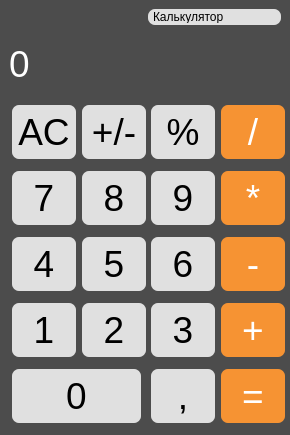
Sergeras1/calculator-for-Qt, file mainwindow.ui: the form before one commit.
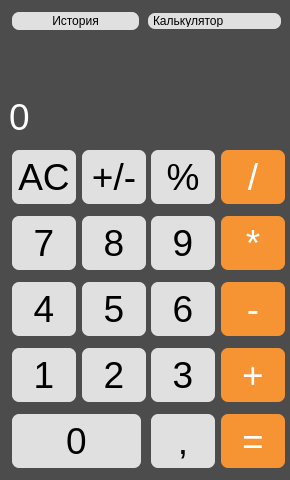
The form after the commit.

Diff of the .ui file:
```diff
--- a/mainwindow.ui
+++ b/mainwindow.ui
@@ -10,13 +10,13 @@
     <x>0</x>
     <y>0</y>
     <width>290</width>
-    <height>435</height>
+    <height>480</height>
    </rect>
   </property>
   <property name="minimumSize">
    <size>
     <width>290</width>
-    <height>420</height>
+    <height>460</height>
    </size>
   </property>
   <property name="windowTitle">
@@ -29,576 +29,27 @@
   </property>
   <widget class="QWidget" name="centralwidget">
    <layout class="QGridLayout" name="gridLayout">
-    <item row="1" column="0" colspan="4">
-     <widget class="QLabel" name="result">
+    <item row="0" column="0" colspan="2">
+     <widget class="QPushButton" name="historiBtn">
       <property name="minimumSize">
        <size>
-        <width>267</width>
-        <height>61</height>
+        <width>0</width>
+        <height>24</height>
        </size>
       </property>
-      <property name="maximumSize">
-       <size>
-        <width>200000</width>
-        <height>80</height>
-       </size>
-      </property>
-      <property name="font">
-       <font>
-        <pointsize>28</pointsize>
-       </font>
-      </property>
       <property name="styleSheet">
-       <string notr="true">background-color: rgb(76, 76, 76);
-color: rgb(255, 255, 255)</string>
-      </property>
-      <property name="text">
-       <string>0</string>
-      </property>
-     </widget>
-    </item>
-    <item row="2" column="0">
-     <widget class="QPushButton" name="delBtn">
-      <property name="minimumSize">
-       <size>
-        <width>70</width>
-        <height>60</height>
-       </size>
-      </property>
-      <property name="maximumSize">
-       <size>
-        <width>16777215</width>
-        <height>16777215</height>
-       </size>
-      </property>
-      <property name="font">
-       <font>
-        <pointsize>28</pointsize>
-       </font>
-      </property>
-      <property name="styleSheet">
        <string notr="true">QPushButton{
 background-color: rgb(224, 224, 224);
 color: rgb(0, 0, 0);
 margin: 3px;
+ border-radius: 7px;
 }
 QPushButton:pressed{
 background-color:  rgb(118, 118, 118);
 }</string>
       </property>
       <property name="text">
-       <string>AC</string>
-      </property>
-     </widget>
-    </item>
-    <item row="2" column="1">
-     <widget class="QPushButton" name="reversBtn">
-      <property name="minimumSize">
-       <size>
-        <width>70</width>
-        <height>60</height>
-       </size>
-      </property>
-      <property name="font">
-       <font>
-        <pointsize>28</pointsize>
-       </font>
-      </property>
-      <property name="styleSheet">
-       <string notr="true">QPushButton{
-background-color: rgb(224, 224, 224);
-color: rgb(0, 0, 0);
-margin: 3px;
-}
-QPushButton:pressed{
-background-color:  rgb(118, 118, 118);
-}</string>
-      </property>
-      <property name="text">
-       <string>+/-</string>
-      </property>
-     </widget>
-    </item>
-    <item row="2" column="2">
-     <widget class="QPushButton" name="procentBtn">
-      <property name="minimumSize">
-       <size>
-        <width>70</width>
-        <height>60</height>
-       </size>
-      </property>
-      <property name="font">
-       <font>
-        <pointsize>28</pointsize>
-       </font>
-      </property>
-      <property name="styleSheet">
-       <string notr="true">QPushButton{
-background-color: rgb(224, 224, 224);
-color: rgb(0, 0, 0);
-margin: 3px;
-}
-QPushButton:pressed{
-background-color:  rgb(118, 118, 118);
-}</string>
-      </property>
-      <property name="text">
-       <string>%</string>
-      </property>
-     </widget>
-    </item>
-    <item row="2" column="3">
-     <widget class="QPushButton" name="divisBtn">
-      <property name="minimumSize">
-       <size>
-        <width>70</width>
-        <height>60</height>
-       </size>
-      </property>
-      <property name="font">
-       <font>
-        <pointsize>28</pointsize>
-       </font>
-      </property>
-      <property name="styleSheet">
-       <string notr="true">QPushButton{
-background-color: rgb(246, 147, 51);
-color: rgb(255, 255, 255);
-margin: 3px;
-}
-QPushButton:pressed{
-background-color:  rgb(118, 118, 118);
-}</string>
-      </property>
-      <property name="text">
-       <string>/</string>
-      </property>
-     </widget>
-    </item>
-    <item row="3" column="0">
-     <widget class="QPushButton" name="btn7">
-      <property name="minimumSize">
-       <size>
-        <width>70</width>
-        <height>60</height>
-       </size>
-      </property>
-      <property name="font">
-       <font>
-        <pointsize>28</pointsize>
-       </font>
-      </property>
-      <property name="styleSheet">
-       <string notr="true">QPushButton{
-background-color: rgb(224, 224, 224);
-color: rgb(0, 0, 0);
-margin: 3px;
-}
-QPushButton:pressed{
-background-color:  rgb(118, 118, 118);
-}</string>
-      </property>
-      <property name="text">
-       <string>7</string>
-      </property>
-     </widget>
-    </item>
-    <item row="3" column="1">
-     <widget class="QPushButton" name="btn8">
-      <property name="minimumSize">
-       <size>
-        <width>70</width>
-        <height>60</height>
-       </size>
-      </property>
-      <property name="font">
-       <font>
-        <pointsize>28</pointsize>
-       </font>
-      </property>
-      <property name="styleSheet">
-       <string notr="true">QPushButton{
-background-color: rgb(224, 224, 224);
-color: rgb(0, 0, 0);
-margin: 3px;
-}
-QPushButton:pressed{
-background-color:  rgb(118, 118, 118);
-}</string>
-      </property>
-      <property name="text">
-       <string>8</string>
-      </property>
-     </widget>
-    </item>
-    <item row="3" column="2">
-     <widget class="QPushButton" name="btn9">
-      <property name="minimumSize">
-       <size>
-        <width>70</width>
-        <height>60</height>
-       </size>
-      </property>
-      <property name="font">
-       <font>
-        <pointsize>28</pointsize>
-       </font>
-      </property>
-      <property name="styleSheet">
-       <string notr="true">QPushButton{
-background-color: rgb(224, 224, 224);
-color: rgb(0, 0, 0);
-margin: 3px;
-}
-QPushButton:pressed{
-background-color:  rgb(118, 118, 118);
-}</string>
-      </property>
-      <property name="text">
-       <string>9</string>
-      </property>
-     </widget>
-    </item>
-    <item row="3" column="3">
-     <widget class="QPushButton" name="multBtn">
-      <property name="minimumSize">
-       <size>
-        <width>70</width>
-        <height>60</height>
-       </size>
-      </property>
-      <property name="font">
-       <font>
-        <pointsize>28</pointsize>
-       </font>
-      </property>
-      <property name="styleSheet">
-       <string notr="true">QPushButton{
-background-color: rgb(246, 147, 51);
-color: rgb(255, 255, 255);
-margin: 3px;
-}
-QPushButton:pressed{
-background-color:  rgb(118, 118, 118);
-}</string>
-      </property>
-      <property name="text">
-       <string>*</string>
-      </property>
-     </widget>
-    </item>
-    <item row="4" column="0">
-     <widget class="QPushButton" name="btn4">
-      <property name="minimumSize">
-       <size>
-        <width>70</width>
-        <height>60</height>
-       </size>
-      </property>
-      <property name="font">
-       <font>
-        <pointsize>28</pointsize>
-       </font>
-      </property>
-      <property name="styleSheet">
-       <string notr="true">QPushButton{
-background-color: rgb(224, 224, 224);
-color: rgb(0, 0, 0);
-margin: 3px;
-}
-QPushButton:pressed{
-background-color:  rgb(118, 118, 118);
-}</string>
-      </property>
-      <property name="text">
-       <string>4</string>
-      </property>
-     </widget>
-    </item>
-    <item row="4" column="1">
-     <widget class="QPushButton" name="btn5">
-      <property name="minimumSize">
-       <size>
-        <width>70</width>
-        <height>60</height>
-       </size>
-      </property>
-      <property name="font">
-       <font>
-        <pointsize>28</pointsize>
-       </font>
-      </property>
-      <property name="styleSheet">
-       <string notr="true">QPushButton{
-background-color: rgb(224, 224, 224);
-color: rgb(0, 0, 0);
-margin: 3px;
-}
-QPushButton:pressed{
-background-color:  rgb(118, 118, 118);
-}</string>
-      </property>
-      <property name="text">
-       <string>5</string>
-      </property>
-     </widget>
-    </item>
-    <item row="4" column="2">
-     <widget class="QPushButton" name="btn6">
-      <property name="minimumSize">
-       <size>
-        <width>70</width>
-        <height>60</height>
-       </size>
-      </property>
-      <property name="font">
-       <font>
-        <pointsize>28</pointsize>
-       </font>
-      </property>
-      <property name="styleSheet">
-       <string notr="true">QPushButton{
-background-color: rgb(224, 224, 224);
-color: rgb(0, 0, 0);
-margin: 3px;
-}
-QPushButton:pressed{
-background-color:  rgb(118, 118, 118);
-}</string>
-      </property>
-      <property name="text">
-       <string>6</string>
-      </property>
-     </widget>
-    </item>
-    <item row="4" column="3">
-     <widget class="QPushButton" name="minusBtn">
-      <property name="minimumSize">
-       <size>
-        <width>70</width>
-        <height>60</height>
-       </size>
-      </property>
-      <property name="font">
-       <font>
-        <pointsize>28</pointsize>
-       </font>
-      </property>
-      <property name="styleSheet">
-       <string notr="true">QPushButton{
-background-color: rgb(246, 147, 51);
-color: rgb(255, 255, 255);
-margin: 3px;
-}
-QPushButton:pressed{
-background-color:  rgb(118, 118, 118);
-}</string>
-      </property>
-      <property name="text">
-       <string>-</string>
-      </property>
-     </widget>
-    </item>
-    <item row="5" column="0">
-     <widget class="QPushButton" name="btn1">
-      <property name="minimumSize">
-       <size>
-        <width>70</width>
-        <height>60</height>
-       </size>
-      </property>
-      <property name="font">
-       <font>
-        <pointsize>28</pointsize>
-       </font>
-      </property>
-      <property name="styleSheet">
-       <string notr="true">QPushButton{
-background-color: rgb(224, 224, 224);
-color: rgb(0, 0, 0);
-margin: 3px;
-}
-QPushButton:pressed{
-background-color:  rgb(118, 118, 118);
-}</string>
-      </property>
-      <property name="text">
-       <string>1</string>
-      </property>
-     </widget>
-    </item>
-    <item row="5" column="1">
-     <widget class="QPushButton" name="btn2">
-      <property name="minimumSize">
-       <size>
-        <width>70</width>
-        <height>60</height>
-       </size>
-      </property>
-      <property name="font">
-       <font>
-        <pointsize>28</pointsize>
-       </font>
-      </property>
-      <property name="styleSheet">
-       <string notr="true">QPushButton{
-background-color: rgb(224, 224, 224);
-color: rgb(0, 0, 0);
-margin: 3px;
-}
-QPushButton:pressed{
-background-color:  rgb(118, 118, 118);
-}</string>
-      </property>
-      <property name="text">
-       <string>2</string>
-      </property>
-     </widget>
-    </item>
-    <item row="5" column="2">
-     <widget class="QPushButton" name="btn3">
-      <property name="enabled">
-       <bool>true</bool>
-      </property>
-      <property name="minimumSize">
-       <size>
-        <width>70</width>
-        <height>60</height>
-       </size>
-      </property>
-      <property name="font">
-       <font>
-        <pointsize>28</pointsize>
-       </font>
-      </property>
-      <property name="styleSheet">
-       <string notr="true">QPushButton{
-background-color: rgb(224, 224, 224);
-color: rgb(0, 0, 0);
-margin: 3px;
-}
-QPushButton:pressed{
-background-color:  rgb(118, 118, 118);
-}</string>
-      </property>
-      <property name="text">
-       <string>3</string>
-      </property>
-     </widget>
-    </item>
-    <item row="5" column="3">
-     <widget class="QPushButton" name="plusBtn">
-      <property name="minimumSize">
-       <size>
-        <width>70</width>
-        <height>60</height>
-       </size>
-      </property>
-      <property name="font">
-       <font>
-        <pointsize>28</pointsize>
-       </font>
-      </property>
-      <property name="styleSheet">
-       <string notr="true">QPushButton{
-background-color: rgb(246, 147, 51);
-color: rgb(255, 255, 255);
-margin: 3px;
-}
-QPushButton:pressed{
-background-color:  rgb(118, 118, 118);
-}</string>
-      </property>
-      <property name="text">
-       <string>+</string>
-      </property>
-     </widget>
-    </item>
-    <item row="6" column="0" colspan="2">
-     <widget class="QPushButton" name="btn0">
-      <property name="minimumSize">
-       <size>
-        <width>135</width>
-        <height>60</height>
-       </size>
-      </property>
-      <property name="font">
-       <font>
-        <pointsize>28</pointsize>
-       </font>
-      </property>
-      <property name="styleSheet">
-       <string notr="true">QPushButton{
-background-color: rgb(224, 224, 224);
-color: rgb(0, 0, 0);
-margin: 3px;
-}
-QPushButton:pressed{
-background-color:  rgb(118, 118, 118);
-}
-</string>
-      </property>
-      <property name="text">
-       <string>0</string>
-      </property>
-     </widget>
-    </item>
-    <item row="6" column="2">
-     <widget class="QPushButton" name="commaBtn">
-      <property name="minimumSize">
-       <size>
-        <width>70</width>
-        <height>60</height>
-       </size>
-      </property>
-      <property name="font">
-       <font>
-        <pointsize>28</pointsize>
-       </font>
-      </property>
-      <property name="styleSheet">
-       <string notr="true">QPushButton{
-background-color: rgb(224, 224, 224);
-color: rgb(0, 0, 0);
-margin: 3px;
-}
-QPushButton:pressed{
-background-color:  rgb(118, 118, 118);
-}</string>
-      </property>
-      <property name="text">
-       <string>,</string>
-      </property>
-     </widget>
-    </item>
-    <item row="6" column="3">
-     <widget class="QPushButton" name="equalsBtn">
-      <property name="minimumSize">
-       <size>
-        <width>70</width>
-        <height>60</height>
-       </size>
-      </property>
-      <property name="font">
-       <font>
-        <pointsize>28</pointsize>
-       </font>
-      </property>
-      <property name="tabletTracking">
-       <bool>false</bool>
-      </property>
-      <property name="styleSheet">
-       <string notr="true">QPushButton{
-background-color: rgb(246, 147, 51);
-color: rgb(255, 255, 255);
-margin: 3px;
-}
-QPushButton:pressed{
-background-color:  rgb(118, 118, 118);
-}</string>
-      </property>
-      <property name="text">
-       <string>=</string>
+       <string>История</string>
       </property>
      </widget>
     </item>
@@ -728,6 +179,592 @@
       </item>
      </widget>
     </item>
+    <item row="1" column="0" colspan="2">
+     <widget class="QLabel" name="lastResult">
+      <property name="font">
+       <font>
+        <pointsize>12</pointsize>
+       </font>
+      </property>
+      <property name="text">
+       <string/>
+      </property>
+     </widget>
+    </item>
+    <item row="2" column="0" colspan="4">
+     <widget class="QLabel" name="result">
+      <property name="minimumSize">
+       <size>
+        <width>267</width>
+        <height>30</height>
+       </size>
+      </property>
+      <property name="maximumSize">
+       <size>
+        <width>200000</width>
+        <height>80</height>
+       </size>
+      </property>
+      <property name="font">
+       <font>
+        <pointsize>28</pointsize>
+       </font>
+      </property>
+      <property name="styleSheet">
+       <string notr="true">background-color: rgb(76, 76, 76);
+color: rgb(255, 255, 255);
+size: 30px;</string>
+      </property>
+      <property name="text">
+       <string>0</string>
+      </property>
+     </widget>
+    </item>
+    <item row="3" column="0">
+     <widget class="QPushButton" name="delBtn">
+      <property name="minimumSize">
+       <size>
+        <width>70</width>
+        <height>60</height>
+       </size>
+      </property>
+      <property name="maximumSize">
+       <size>
+        <width>16777215</width>
+        <height>16777215</height>
+       </size>
+      </property>
+      <property name="font">
+       <font>
+        <pointsize>28</pointsize>
+       </font>
+      </property>
+      <property name="styleSheet">
+       <string notr="true">QPushButton{
+background-color: rgb(224, 224, 224);
+color: rgb(0, 0, 0);
+margin: 3px;
+}
+QPushButton:pressed{
+background-color:  rgb(118, 118, 118);
+}</string>
+      </property>
+      <property name="text">
+       <string>AC</string>
+      </property>
+     </widget>
+    </item>
+    <item row="3" column="1">
+     <widget class="QPushButton" name="reversBtn">
+      <property name="minimumSize">
+       <size>
+        <width>70</width>
+        <height>60</height>
+       </size>
+      </property>
+      <property name="font">
+       <font>
+        <pointsize>28</pointsize>
+       </font>
+      </property>
+      <property name="styleSheet">
+       <string notr="true">QPushButton{
+background-color: rgb(224, 224, 224);
+color: rgb(0, 0, 0);
+margin: 3px;
+}
+QPushButton:pressed{
+background-color:  rgb(118, 118, 118);
+}</string>
+      </property>
+      <property name="text">
+       <string>+/-</string>
+      </property>
+     </widget>
+    </item>
+    <item row="3" column="2">
+     <widget class="QPushButton" name="procentBtn">
+      <property name="minimumSize">
+       <size>
+        <width>70</width>
+        <height>60</height>
+       </size>
+      </property>
+      <property name="font">
+       <font>
+        <pointsize>28</pointsize>
+       </font>
+      </property>
+      <property name="styleSheet">
+       <string notr="true">QPushButton{
+background-color: rgb(224, 224, 224);
+color: rgb(0, 0, 0);
+margin: 3px;
+}
+QPushButton:pressed{
+background-color:  rgb(118, 118, 118);
+}</string>
+      </property>
+      <property name="text">
+       <string>%</string>
+      </property>
+     </widget>
+    </item>
+    <item row="3" column="3">
+     <widget class="QPushButton" name="divisBtn">
+      <property name="minimumSize">
+       <size>
+        <width>70</width>
+        <height>60</height>
+       </size>
+      </property>
+      <property name="font">
+       <font>
+        <pointsize>28</pointsize>
+       </font>
+      </property>
+      <property name="styleSheet">
+       <string notr="true">QPushButton{
+background-color: rgb(246, 147, 51);
+color: rgb(255, 255, 255);
+margin: 3px;
+}
+QPushButton:pressed{
+background-color:  rgb(118, 118, 118);
+}</string>
+      </property>
+      <property name="text">
+       <string>/</string>
+      </property>
+     </widget>
+    </item>
+    <item row="4" column="0">
+     <widget class="QPushButton" name="btn7">
+      <property name="minimumSize">
+       <size>
+        <width>70</width>
+        <height>60</height>
+       </size>
+      </property>
+      <property name="font">
+       <font>
+        <pointsize>28</pointsize>
+       </font>
+      </property>
+      <property name="styleSheet">
+       <string notr="true">QPushButton{
+background-color: rgb(224, 224, 224);
+color: rgb(0, 0, 0);
+margin: 3px;
+}
+QPushButton:pressed{
+background-color:  rgb(118, 118, 118);
+}</string>
+      </property>
+      <property name="text">
+       <string>7</string>
+      </property>
+     </widget>
+    </item>
+    <item row="4" column="1">
+     <widget class="QPushButton" name="btn8">
+      <property name="minimumSize">
+       <size>
+        <width>70</width>
+        <height>60</height>
+       </size>
+      </property>
+      <property name="font">
+       <font>
+        <pointsize>28</pointsize>
+       </font>
+      </property>
+      <property name="styleSheet">
+       <string notr="true">QPushButton{
+background-color: rgb(224, 224, 224);
+color: rgb(0, 0, 0);
+margin: 3px;
+}
+QPushButton:pressed{
+background-color:  rgb(118, 118, 118);
+}</string>
+      </property>
+      <property name="text">
+       <string>8</string>
+      </property>
+     </widget>
+    </item>
+    <item row="4" column="2">
+     <widget class="QPushButton" name="btn9">
+      <property name="minimumSize">
+       <size>
+        <width>70</width>
+        <height>60</height>
+       </size>
+      </property>
+      <property name="font">
+       <font>
+        <pointsize>28</pointsize>
+       </font>
+      </property>
+      <property name="styleSheet">
+       <string notr="true">QPushButton{
+background-color: rgb(224, 224, 224);
+color: rgb(0, 0, 0);
+margin: 3px;
+}
+QPushButton:pressed{
+background-color:  rgb(118, 118, 118);
+}</string>
+      </property>
+      <property name="text">
+       <string>9</string>
+      </property>
+     </widget>
+    </item>
+    <item row="4" column="3">
+     <widget class="QPushButton" name="multBtn">
+      <property name="minimumSize">
+       <size>
+        <width>70</width>
+        <height>60</height>
+       </size>
+      </property>
+      <property name="font">
+       <font>
+        <pointsize>28</pointsize>
+       </font>
+      </property>
+      <property name="styleSheet">
+       <string notr="true">QPushButton{
+background-color: rgb(246, 147, 51);
+color: rgb(255, 255, 255);
+margin: 3px;
+}
+QPushButton:pressed{
+background-color:  rgb(118, 118, 118);
+}</string>
+      </property>
+      <property name="text">
+       <string>*</string>
+      </property>
+     </widget>
+    </item>
+    <item row="5" column="0">
+     <widget class="QPushButton" name="btn4">
+      <property name="minimumSize">
+       <size>
+        <width>70</width>
+        <height>60</height>
+       </size>
+      </property>
+      <property name="font">
+       <font>
+        <pointsize>28</pointsize>
+       </font>
+      </property>
+      <property name="styleSheet">
+       <string notr="true">QPushButton{
+background-color: rgb(224, 224, 224);
+color: rgb(0, 0, 0);
+margin: 3px;
+}
+QPushButton:pressed{
+background-color:  rgb(118, 118, 118);
+}</string>
+      </property>
+      <property name="text">
+       <string>4</string>
+      </property>
+     </widget>
+    </item>
+    <item row="5" column="1">
+     <widget class="QPushButton" name="btn5">
+      <property name="minimumSize">
+       <size>
+        <width>70</width>
+        <height>60</height>
+       </size>
+      </property>
+      <property name="font">
+       <font>
+        <pointsize>28</pointsize>
+       </font>
+      </property>
+      <property name="styleSheet">
+       <string notr="true">QPushButton{
+background-color: rgb(224, 224, 224);
+color: rgb(0, 0, 0);
+margin: 3px;
+}
+QPushButton:pressed{
+background-color:  rgb(118, 118, 118);
+}</string>
+      </property>
+      <property name="text">
+       <string>5</string>
+      </property>
+     </widget>
+    </item>
+    <item row="5" column="2">
+     <widget class="QPushButton" name="btn6">
+      <property name="minimumSize">
+       <size>
+        <width>70</width>
+        <height>60</height>
+       </size>
+      </property>
+      <property name="font">
+       <font>
+        <pointsize>28</pointsize>
+       </font>
+      </property>
+      <property name="styleSheet">
+       <string notr="true">QPushButton{
+background-color: rgb(224, 224, 224);
+color: rgb(0, 0, 0);
+margin: 3px;
+}
+QPushButton:pressed{
+background-color:  rgb(118, 118, 118);
+}</string>
+      </property>
+      <property name="text">
+       <string>6</string>
+      </property>
+     </widget>
+    </item>
+    <item row="5" column="3">
+     <widget class="QPushButton" name="minusBtn">
+      <property name="minimumSize">
+       <size>
+        <width>70</width>
+        <height>60</height>
+       </size>
+      </property>
+      <property name="font">
+       <font>
+        <pointsize>28</pointsize>
+       </font>
+      </property>
+      <property name="styleSheet">
+       <string notr="true">QPushButton{
+background-color: rgb(246, 147, 51);
+color: rgb(255, 255, 255);
+margin: 3px;
+}
+QPushButton:pressed{
+background-color:  rgb(118, 118, 118);
+}</string>
+      </property>
+      <property name="text">
+       <string>-</string>
+      </property>
+     </widget>
+    </item>
+    <item row="6" column="0">
+     <widget class="QPushButton" name="btn1">
+      <property name="minimumSize">
+       <size>
+        <width>70</width>
+        <height>60</height>
+       </size>
+      </property>
+      <property name="font">
+       <font>
+        <pointsize>28</pointsize>
+       </font>
+      </property>
+      <property name="styleSheet">
+       <string notr="true">QPushButton{
+background-color: rgb(224, 224, 224);
+color: rgb(0, 0, 0);
+margin: 3px;
+}
+QPushButton:pressed{
+background-color:  rgb(118, 118, 118);
+}</string>
+      </property>
+      <property name="text">
+       <string>1</string>
+      </property>
+     </widget>
+    </item>
+    <item row="6" column="1">
+     <widget class="QPushButton" name="btn2">
+      <property name="minimumSize">
+       <size>
+        <width>70</width>
+        <height>60</height>
+       </size>
+      </property>
+      <property name="font">
+       <font>
+        <pointsize>28</pointsize>
+       </font>
+      </property>
+      <property name="styleSheet">
+       <string notr="true">QPushButton{
+background-color: rgb(224, 224, 224);
+color: rgb(0, 0, 0);
+margin: 3px;
+}
+QPushButton:pressed{
+background-color:  rgb(118, 118, 118);
+}</string>
+      </property>
+      <property name="text">
+       <string>2</string>
+      </property>
+     </widget>
+    </item>
+    <item row="6" column="2">
+     <widget class="QPushButton" name="btn3">
+      <property name="enabled">
+       <bool>true</bool>
+      </property>
+      <property name="minimumSize">
+       <size>
+        <width>70</width>
+        <height>60</height>
+       </size>
+      </property>
+      <property name="font">
+       <font>
+        <pointsize>28</pointsize>
+       </font>
+      </property>
+      <property name="styleSheet">
+       <string notr="true">QPushButton{
+background-color: rgb(224, 224, 224);
+color: rgb(0, 0, 0);
+margin: 3px;
+}
+QPushButton:pressed{
+background-color:  rgb(118, 118, 118);
+}</string>
+      </property>
+      <property name="text">
+       <string>3</string>
+      </property>
+     </widget>
+    </item>
+    <item row="6" column="3">
+     <widget class="QPushButton" name="plusBtn">
+      <property name="minimumSize">
+       <size>
+        <width>70</width>
+        <height>60</height>
+       </size>
+      </property>
+      <property name="font">
+       <font>
+        <pointsize>28</pointsize>
+       </font>
+      </property>
+      <property name="styleSheet">
+       <string notr="true">QPushButton{
+background-color: rgb(246, 147, 51);
+color: rgb(255, 255, 255);
+margin: 3px;
+}
+QPushButton:pressed{
+background-color:  rgb(118, 118, 118);
+}</string>
+      </property>
+      <property name="text">
+       <string>+</string>
+      </property>
+     </widget>
+    </item>
+    <item row="7" column="0" colspan="2">
+     <widget class="QPushButton" name="btn0">
+      <property name="minimumSize">
+       <size>
+        <width>135</width>
+        <height>60</height>
+       </size>
+      </property>
+      <property name="font">
+       <font>
+        <pointsize>28</pointsize>
+       </font>
+      </property>
+      <property name="styleSheet">
+       <string notr="true">QPushButton{
+background-color: rgb(224, 224, 224);
+color: rgb(0, 0, 0);
+margin: 3px;
+}
+QPushButton:pressed{
+background-color:  rgb(118, 118, 118);
+}
+</string>
+      </property>
+      <property name="text">
+       <string>0</string>
+      </property>
+     </widget>
+    </item>
+    <item row="7" column="2">
+     <widget class="QPushButton" name="commaBtn">
+      <property name="minimumSize">
+       <size>
+        <width>70</width>
+        <height>60</height>
+       </size>
+      </property>
+      <property name="font">
+       <font>
+        <pointsize>28</pointsize>
+       </font>
+      </property>
+      <property name="styleSheet">
+       <string notr="true">QPushButton{
+background-color: rgb(224, 224, 224);
+color: rgb(0, 0, 0);
+margin: 3px;
+}
+QPushButton:pressed{
+background-color:  rgb(118, 118, 118);
+}</string>
+      </property>
+      <property name="text">
+       <string>,</string>
+      </property>
+     </widget>
+    </item>
+    <item row="7" column="3">
+     <widget class="QPushButton" name="equalsBtn">
+      <property name="minimumSize">
+       <size>
+        <width>70</width>
+        <height>60</height>
+       </size>
+      </property>
+      <property name="font">
+       <font>
+        <pointsize>28</pointsize>
+       </font>
+      </property>
+      <property name="tabletTracking">
+       <bool>false</bool>
+      </property>
+      <property name="styleSheet">
+       <string notr="true">QPushButton{
+background-color: rgb(246, 147, 51);
+color: rgb(255, 255, 255);
+margin: 3px;
+}
+QPushButton:pressed{
+background-color:  rgb(118, 118, 118);
+}</string>
+      </property>
+      <property name="text">
+       <string>=</string>
+      </property>
+     </widget>
+    </item>
    </layout>
   </widget>
  </widget>
```
